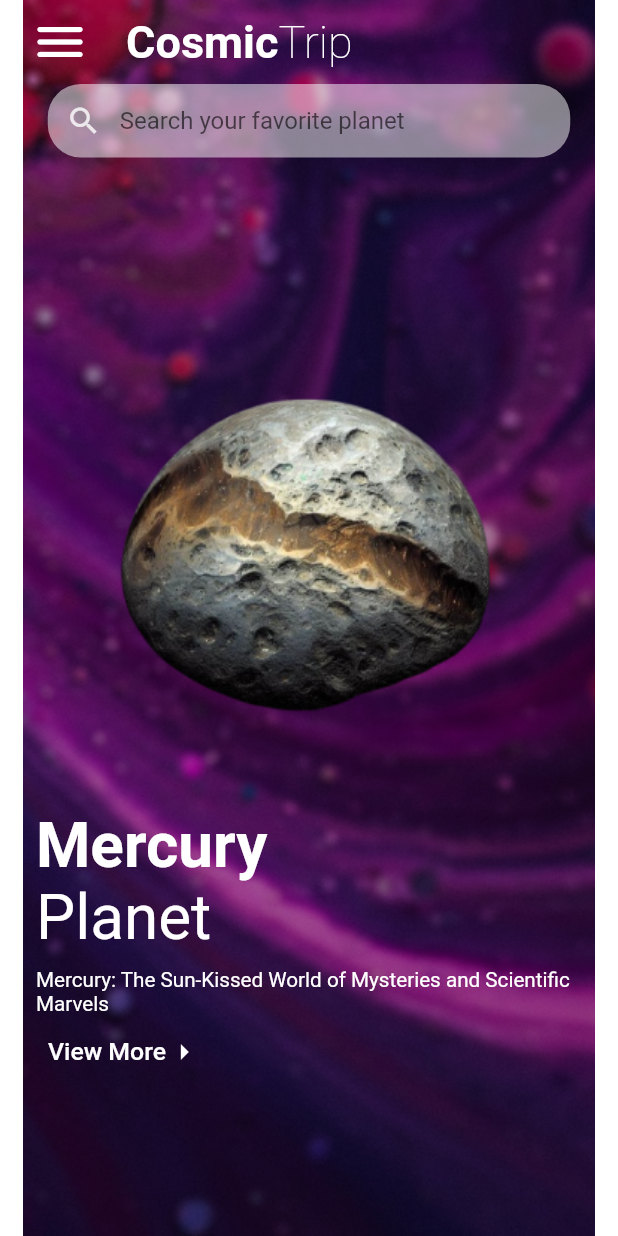
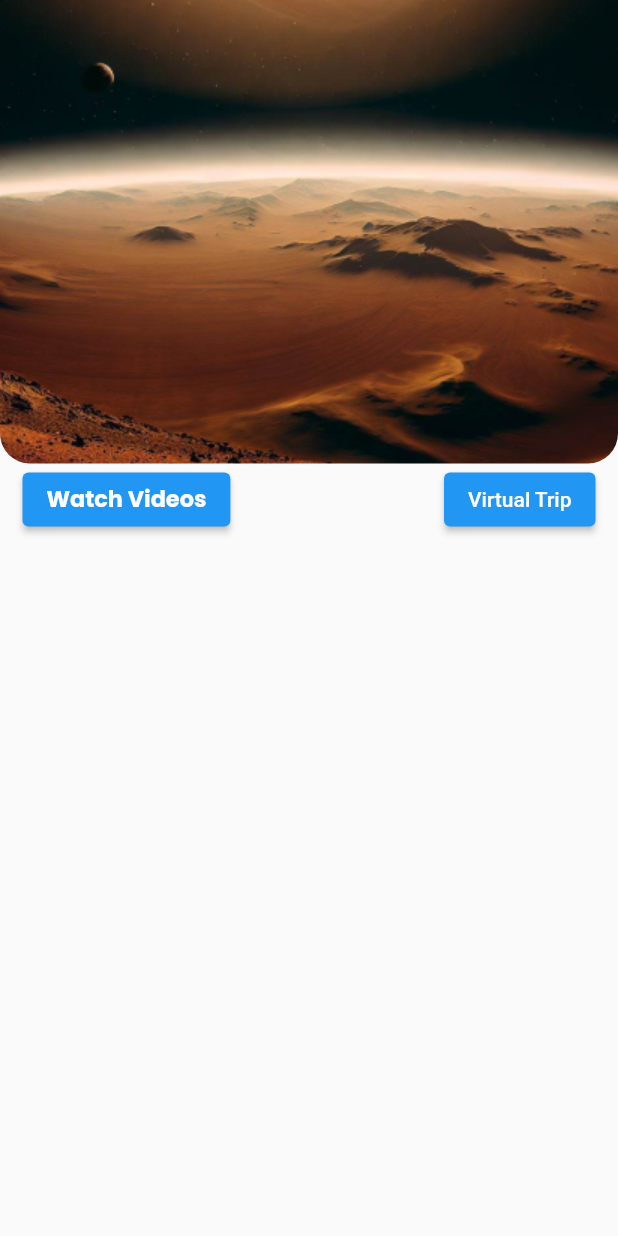
Before and after one commit to sifatullah-haque/nasac, a Flutter app: the screen it shows after launch, on a phone screen of 412 x 824 dp. Run offline on Flutter 3.47's test engine with Material 2 defaults, Android fonts, the light colour scheme and no system bars; our stand-ins replace flutter_screenutil, google_fonts.

Commit message:
design page started

```diff
--- a/cosmic_trip/lib/main.dart
+++ b/cosmic_trip/lib/main.dart
@@ -1,8 +1,5 @@
-import 'package:cosmic_trip/pages/common_elements/search_bar.dart';
-import 'package:cosmic_trip/pages/slider_page/slider_pages.dart';
+import 'package:cosmic_trip/pages/details_page/details_page.dart';
 import 'package:flutter/material.dart';
-import 'package:flutter_screenutil/flutter_screenutil.dart';
-import 'package:google_fonts/google_fonts.dart';
 
 void main() => runApp(const MyApp());
 
@@ -11,103 +8,11 @@ class MyApp extends StatelessWidget {
 
   @override
   Widget build(BuildContext context) {
-    final DemoData = [
-      PlanetDetails(
-          details:
-              "Mercury: The Sun-Kissed World of Mysteries and Scientific Marvels ",
-          image: "assets/mercury.png",
-          title: "Mercury"),
-      PlanetDetails(
-          details: "Venus: The Mysterious Morning Star and Scientific Enigma ",
-          image: "assets/venus.png",
-          title: "Venus"),
-      PlanetDetails(
-          details: "Exploring Mars: The Red Planet's Mysteries",
-          image: "assets/mars.png",
-          title: "Mars"),
-      PlanetDetails(
-          details:
-              "Jupiter: The Giant of the Solar System, a Cosmic Marvel, and a Realm of Endless Fascination",
-          image: "assets/jupiter.png",
-          title: "Jupiter"),
-      PlanetDetails(
-          details:
-              "Saturn: The Ringed Wonder, Scientific Treasure, and Celestial Marvel of Our Solar System",
-          image: "assets/saturn.png",
-          title: "Saturn"),
-      PlanetDetails(
-          details:
-              "Uranus: The Enigmatic Ice Giant, Astronomical Puzzle, and Cosmic Mystery",
-          image: "assets/uranus.png",
-          title: "Uranus"),
-    ];
-
-    return ScreenUtilInit(
-      designSize: Size(414, 896),
-      minTextAdapt: true,
-      child: MaterialApp(
-        debugShowCheckedModeBanner: false,
-        title: 'Material App',
-        home: Container(
-          decoration: const BoxDecoration(
-            image: DecorationImage(
-              image: AssetImage("assets/background.png"),
-              fit: BoxFit.contain,
-            ),
-          ),
-          child: Padding(
-            padding: const EdgeInsets.symmetric(horizontal: 12.0),
-            child: Scaffold(
-              backgroundColor: Colors.transparent,
-              appBar: AppBar(
-                backgroundColor: Colors.transparent,
-                elevation: 0,
-                leading: const Icon(
-                  Icons.menu_rounded,
-                  color: Colors.white,
-                  size: 40.0,
-                ),
-                centerTitle: true,
-                title: Row(
-                  children: [
-                    Text(
-                      "Cosmic",
-                      style: GoogleFonts.roboto(
-                        fontWeight: FontWeight.bold,
-                        fontSize: 30.0,
-                      ),
-                    ),
-                    Text(
-                      "Trip",
-                      style: GoogleFonts.roboto(
-                        fontWeight: FontWeight.w200,
-                        fontSize: 30.0,
-                      ),
-                    ),
-                  ],
-                ),
-              ),
-              body: PageView.builder(
-                itemCount: DemoData.length,
-                itemBuilder: (context, index) => SliderPages(
-                  planet: DemoData[index].title,
-                  des: DemoData[index].details,
-                  image: DemoData[index].image,
-                ),
-              ),
-            ),
-          ),
-        ),
+    return MaterialApp(
+      title: 'Material App',
+      home: Scaffold(
+        body: DetailsPage(),
       ),
     );
   }
 }
-
-class PlanetDetails {
-  final title, details, image;
-  PlanetDetails({
-    required this.details,
-    required this.image,
-    required this.title,
-  });
-}
--- a/cosmic_trip/lib/pages/constant/use_color.dart
+++ /dev/null
@@ -1,5 +0,0 @@
-import 'package:flutter/material.dart';
-
-abstract class UseColor {
-  static const itsWhite = Color(0xffffffff);
-}
--- /dev/null
+++ b/cosmic_trip/lib/pages/details_page/details_page.dart
@@ -0,0 +1,72 @@
+import 'package:flutter/material.dart';
+import 'package:flutter/rendering.dart';
+import 'package:flutter_screenutil/flutter_screenutil.dart';
+import 'package:google_fonts/google_fonts.dart';
+
+void main() => runApp(const DetailsPage());
+
+class DetailsPage extends StatelessWidget {
+  const DetailsPage({super.key});
+
+  @override
+  Widget build(BuildContext context) {
+    return ScreenUtilInit(
+      designSize: Size(414, 896),
+      builder: (context, child) => MaterialApp(
+        title: 'Material App',
+        home: SafeArea(
+          child: Scaffold(
+              body: Column(
+            children: [
+              Expanded(
+                  flex: 3,
+                  child: Container(
+                    decoration: const BoxDecoration(
+                      image: DecorationImage(
+                          image: AssetImage("assets/mars/marsHero.png"),
+                          fit: BoxFit.cover),
+                      borderRadius: BorderRadius.only(
+                          bottomLeft: Radius.circular(20.0),
+                          bottomRight: Radius.circular(20.0)),
+                    ),
+                  )),
+              Expanded(
+                flex: 5,
+                child: Container(
+                  child: Padding(
+                    padding: const EdgeInsets.symmetric(
+                      horizontal: 15.0,
+                    ),
+                    child: Column(
+                      children: [
+                        Row(
+                          mainAxisAlignment: MainAxisAlignment.spaceBetween,
+                          children: [
+                            ElevatedButton(
+                              onPressed: () {},
+                              child: Text(
+                                "Watch Videos",
+                                style: GoogleFonts.poppins(
+                                  fontSize: 15.sp,
+                                  fontWeight: FontWeight.bold,
+                                ),
+                              ),
+                            ),
+                            ElevatedButton(
+                              onPressed: () {},
+                              child: Text("Virtual Trip"),
+                            ),
+                          ],
+                        )
+                      ],
+                    ),
+                  ),
+                ),
+              )
+            ],
+          )),
+        ),
+      ),
+    );
+  }
+}
--- a/cosmic_trip/pubspec.yaml
+++ b/cosmic_trip/pubspec.yaml
@@ -63,6 +63,7 @@ flutter:
   # To add assets to your application, add an assets section, like this:
   assets:
     - assets/
+    - assets/mars/
   #   - images/a_dot_ham.jpeg
 
   # An image asset can refer to one or more resolution-specific "variants", see
```
Also changed, not shown: cosmic_trip/lib/pages/home_page/home_page.dart (added, +113 -0 lines), cosmic_trip/assets/mars/marsFour.png (added), cosmic_trip/assets/mars/marsHero.png (added), cosmic_trip/assets/mars/marsSecond.png (added), cosmic_trip/assets/mars/marsThird.png (added).
